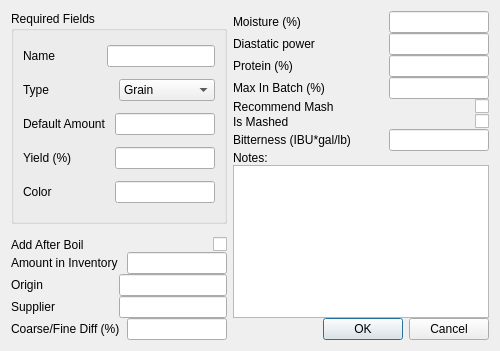
Brewtarget/brewtarget, file ui/fermentableEditor.ui: the form before one commit.
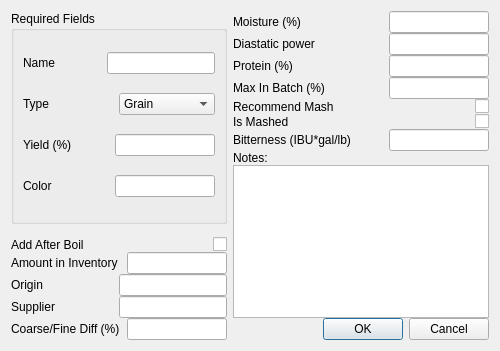
The form after the commit. Custom widgets are drawn as their Qt base class.

Commit message:
Removed Default Amount field from several editors
- fermentableEditor
- hopEditor
- yeastEditor
- miscEditor

Resolves #359

The edit to the form file:
```diff
--- a/ui/fermentableEditor.ui
+++ b/ui/fermentableEditor.ui
@@ -119,45 +119,6 @@
           </item>
          </layout>
         </item>
-        <item>
-         <layout class="QHBoxLayout" name="horizontalLayout_3">
-          <item>
-           <widget class="BtMassLabel" name="label_amount">
-            <property name="contextMenuPolicy">
-             <enum>Qt::CustomContextMenu</enum>
-            </property>
-            <property name="text">
-             <string>Default Amount</string>
-            </property>
-            <property name="buddy">
-             <cstring>lineEdit_amount</cstring>
-            </property>
-           </widget>
-          </item>
-          <item>
-           <widget class="BtMassEdit" name="lineEdit_amount">
-            <property name="sizePolicy">
-             <sizepolicy hsizetype="Maximum" vsizetype="Fixed">
-              <horstretch>0</horstretch>
-              <verstretch>0</verstretch>
-             </sizepolicy>
-            </property>
-            <property name="maximumSize">
-             <size>
-              <width>100</width>
-              <height>16777215</height>
-             </size>
-            </property>
-            <property name="toolTip">
-             <string>Amount</string>
-            </property>
-            <property name="editField" stdset="0">
-             <string notr="true">amount_kg</string>
-            </property>
-           </widget>
-          </item>
-         </layout>
-        </item>
         <item>
          <layout class="QHBoxLayout" name="horizontalLayout_2">
           <item>
```
Left out of the diff: 17 changed lines with no effect on the pictures. The commit also changes 7 other files.
